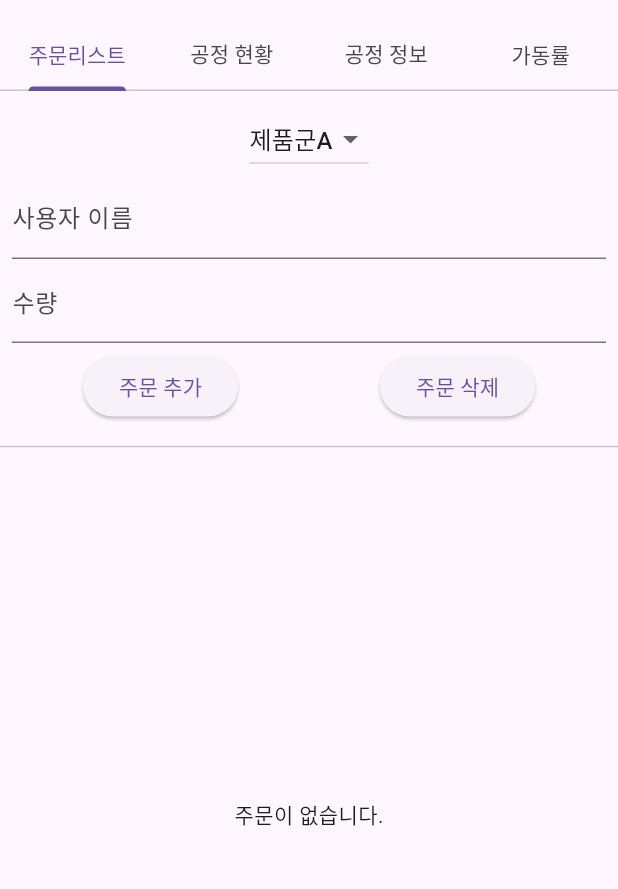
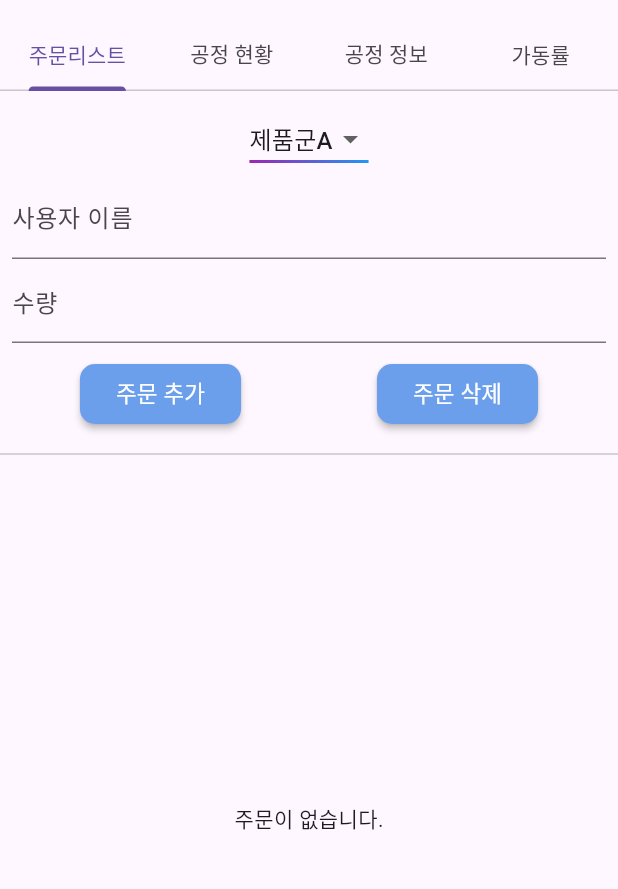
Before and after one commit to HwangOzz/vision_flutter, a Flutter app: the Orderlistpage screen opened directly, on a phone screen of 412 x 824 dp, the part 65-954 px from its top. Run offline on Flutter 3.47's test engine with Material 3 defaults, Android fonts, the phone set to English and light mode, and no system bars; our stand-ins replace cloud_firestore, firebase_core, google_fonts; missing offline and left inert: flutter_mjpeg, mobile_scanner; accounts and stored records are empty.

Commit message:
3.31 중간점검

```diff
--- a/lib/screens/cctvstreamscreen.dart
+++ b/lib/screens/cctvstreamscreen.dart
@@ -8,12 +8,12 @@ class cctvScreen extends StatelessWidget {
   @override
   Widget build(BuildContext context) {
     return Scaffold(
-      backgroundColor: Color.fromARGB(255, 191, 222, 191),
+      backgroundColor: Color.fromARGB(255, 255, 255, 255),
       appBar: PreferredSize(
         preferredSize: Size.fromHeight(90),
         child: Container(
           decoration: BoxDecoration(
-            color: Colors.teal[400],
+            color: const Color.fromARGB(255, 153, 154, 154),
             borderRadius: BorderRadius.only(bottomLeft: Radius.circular(30)),
             boxShadow: [
               BoxShadow(
@@ -89,3 +89,5 @@ class cctvScreen extends StatelessWidget {
     );
   }
 }
+
+//비전카메라 화면도 가져오기 가능할듯? 그러면 실시간 화면으로 이름 바꾸고 위아래로 두개.
--- a/lib/screens/developmentprocess.dart
+++ b/lib/screens/developscreens/developmentprocess.dart
@@ -1,7 +1,7 @@
 import 'package:flutter/material.dart';
 import 'package:vision_flutter/widgets/fullimagepage.dart';
 
-class DevelopmentProcessPage extends StatelessWidget {
+class Wait1ProcessPage extends StatelessWidget {
   final List<String> imageUrls = List.generate(
     12,
     (index) => 'assets/process${index + 1}.png',
@@ -18,7 +18,7 @@ class DevelopmentProcessPage extends StatelessWidget {
 class _PhotoGridPage extends StatelessWidget {
   final List<String> images;
 
-  _PhotoGridPage({required this.images});
+  const _PhotoGridPage({required this.images});
 
   @override
   Widget build(BuildContext context) {
@@ -110,3 +110,5 @@ class _DescriptionPage extends StatelessWidget {
     );
   }
 }
+
+//https://www.youtube.com/watch?v=RLPZzDOPXG4&list=PLEDu8H3ASVFU2tUTAkv8rPAYVR9q-gqod 이거대로 하고 개발 과정 사진 하나씩 넣고 밑에 설명 누르는식 is good
--- a/lib/screens/failImagescreen.dart
+++ b/lib/screens/failImagescreen.dart
@@ -101,12 +101,12 @@ class _failImagescreenState extends State<failImagescreen> {
   @override
   Widget build(BuildContext context) {
     return Scaffold(
-      backgroundColor: Color.fromARGB(255, 191, 222, 191),
+      backgroundColor: Color.fromARGB(255, 255, 255, 255),
       appBar: PreferredSize(
         preferredSize: Size.fromHeight(90),
         child: Container(
           decoration: BoxDecoration(
-            color: Colors.teal[400],
+            color: const Color.fromARGB(255, 153, 154, 154),
             borderRadius: BorderRadius.only(bottomLeft: Radius.circular(30)),
             boxShadow: [
               BoxShadow(
@@ -233,6 +233,7 @@ class _failImagescreenState extends State<failImagescreen> {
             ),
           ),
           SizedBox(height: 20),
+          Divider(),
           Padding(
             padding: const EdgeInsets.symmetric(horizontal: 16.0),
             child: Row(
--- a/lib/screens/homescreen.dart
+++ b/lib/screens/homescreen.dart
@@ -1,6 +1,6 @@
 import 'package:flutter/material.dart';
-import 'package:vision_flutter/screens/developmentprocess.dart';
-import 'package:vision_flutter/screens/orderlistpage.dart';
+import 'package:vision_flutter/screens/developscreens/showpagescreen.dart';
+import 'package:vision_flutter/screens/messcreens/orderlistpage.dart';
 import 'package:vision_flutter/screens/qr_scanner_screen.dart';
 import 'package:vision_flutter/widgets/appbarbutton.dart';
 import 'package:vision_flutter/widgets/boundaryline.dart';
--- a/lib/screens/mainscreen.dart
+++ b/lib/screens/mainscreen.dart
@@ -239,3 +239,6 @@ class Mainscreen extends StatelessWidget {
     );
   }
 }
+
+//중간이 비어보이니까 중간에 이미지 하나 넣고 조원소개하면 사라지게 Bool타입으로 init 넣고
+//조원 소개 넣을때 0으로 변경
--- a/lib/screens/orderlistpage.dart
+++ b/lib/screens/messcreens/orderlistpage.dart
@@ -1,8 +1,8 @@
 import 'package:flutter/material.dart';
 import 'package:cloud_firestore/cloud_firestore.dart';
-import 'package:vision_flutter/messcreens/proccesinfotab.dart';
-import 'package:vision_flutter/messcreens/processdetail.dart';
-import 'package:vision_flutter/messcreens/processpageview.dart';
+import 'package:vision_flutter/screens/messcreens/processinfotab.dart';
+import 'package:vision_flutter/screens/messcreens/processdetail.dart';
+import 'package:vision_flutter/screens/messcreens/processpageview.dart';
 import 'dart:async';
 import 'package:vision_flutter/widgets/remainingtime.dart';
 
@@ -132,6 +132,14 @@ class _OrderlistpageState extends State<Orderlistpage> {
                   child: Column(
                     children: [
                       DropdownButton<String>(
+                        underline: Container(
+                          height: 2,
+                          decoration: BoxDecoration(
+                            gradient: LinearGradient(
+                              colors: [Colors.purple, Colors.blue],
+                            ),
+                          ),
+                        ),
                         value: _selectedProduct,
                         items:
                             ['A', 'B', 'C'].map((value) {
@@ -157,21 +165,65 @@ class _OrderlistpageState extends State<Orderlistpage> {
                         decoration: InputDecoration(labelText: '수량'),
                         keyboardType: TextInputType.number,
                       ),
-                      SizedBox(height: 5),
+                      SizedBox(height: 10),
                       Row(
                         mainAxisAlignment: MainAxisAlignment.spaceAround,
                         children: [
                           ElevatedButton(
+                            style: ButtonStyle(
+                              elevation: WidgetStatePropertyAll(2),
+                              shape: WidgetStatePropertyAll(
+                                RoundedRectangleBorder(
+                                  borderRadius: BorderRadius.all(
+                                    Radius.circular(10),
+                                  ),
+                                ),
+                              ),
+                              backgroundColor: WidgetStatePropertyAll(
+                                const Color.fromARGB(255, 107, 159, 236),
+                              ),
+                              foregroundColor: WidgetStatePropertyAll(
+                                Colors.white,
+                              ),
+                            ),
                             onPressed: _addOrder,
-                            child: Text('주문 추가'),
+                            child: Text(
+                              '주문 추가',
+                              style: TextStyle(
+                                fontSize: 15,
+                                fontWeight: FontWeight.w500,
+                              ),
+                            ),
                           ),
                           ElevatedButton(
+                            style: ButtonStyle(
+                              elevation: WidgetStatePropertyAll(2),
+                              shape: WidgetStatePropertyAll(
+                                RoundedRectangleBorder(
+                                  borderRadius: BorderRadius.all(
+                                    Radius.circular(10),
+                                  ),
+                                ),
+                              ),
+                              backgroundColor: WidgetStatePropertyAll(
+                                const Color.fromARGB(255, 107, 159, 236),
+                              ),
+                              foregroundColor: WidgetStatePropertyAll(
+                                Colors.white,
+                              ),
+                            ),
                             onPressed: () async {
                               final confirm = await showDialog<bool>(
                                 context: context,
                                 builder:
                                     (context) => AlertDialog(
-                                      title: Text('전체 주문 삭제'),
+                                      title: Text(
+                                        '전체 주문 삭제',
+                                        style: TextStyle(
+                                          fontSize: 15,
+                                          fontWeight: FontWeight.w500,
+                                        ),
+                                      ),
                                       content: Text('정말 모든 주문을 삭제할까요?'),
                                       actions: [
                                         TextButton(
@@ -197,7 +249,13 @@ class _OrderlistpageState extends State<Orderlistpage> {
                                 setState(() {});
                               }
                             },
-                            child: Text('주문 삭제'),
+                            child: Text(
+                              '주문 삭제',
+                              style: TextStyle(
+                                fontSize: 15,
+                                fontWeight: FontWeight.w500,
+                              ),
+                            ),
                           ),
                         ],
                       ),
--- a/lib/messcreens/processdetail.dart
+++ b/lib/screens/messcreens/processdetail.dart
@@ -22,6 +22,7 @@ class _ProcessdetailState extends State<Processdetail> {
             Processcircle(progress: 0.4, text1: "로봇2"),
           ],
         ),
+        Divider(),
         SizedBox(height: 20),
         Row(
           mainAxisAlignment: MainAxisAlignment.spaceAround,
@@ -31,6 +32,7 @@ class _ProcessdetailState extends State<Processdetail> {
             Processcircle(progress: 0.4, text1: "저장창고1"),
           ],
         ),
+        Divider(),
         SizedBox(height: 20),
         Row(
           mainAxisAlignment: MainAxisAlignment.spaceAround,
@@ -53,3 +55,4 @@ class _ProcessdetailState extends State<Processdetail> {
 //일단 보여줘야하는거는 로봇3개의 가동률, 저장창고의 적재량, 불량률정도??
 //가동률(%) = (가동 시간 / 총 시간) × 100
 //불량률(%) = (불량품 수량 / 전체 수량) × 100
+//저장률(%) = (적재량 / 적재 가능 수량) × 100
--- a/lib/messcreens/proccesinfotab.dart
+++ b/lib/screens/messcreens/processinfotab.dart
@@ -1,6 +1,7 @@
 import 'package:flutter/material.dart';
 
 class ProcessInfoTab extends StatefulWidget {
+  const ProcessInfoTab({super.key});
   @override
   _ProcessInfoTabState createState() => _ProcessInfoTabState();
 }
@@ -110,3 +111,4 @@ class _ProcessInfoTabState extends State<ProcessInfoTab> {
 
 //아마 지정된 D값마다 시간이 들어갈텐데 0일때 공정시간을 반영하지 않도록해야함.
 //공정 시간정도는 리셋해서 정보를 기입하는것도 나쁘지않을지도??
+//한사이클 공정시간도 넣어야할듯.
--- a/lib/messcreens/processpageview.dart
+++ b/lib/screens/messcreens/processpageview.dart
@@ -76,3 +76,5 @@ class _ProcessSimulationPageState extends State<ProcessSimulationPage> {
 }
 //실제 PLC에서는 M0같은건 한번 켜지고 꺼지니까 한번 켜지면 현재 공정률에 반영하게해야함.
 //그리고 마지막에 끝나는 신호가 들어오면 다 초기화해야함.
+//상태를 대기중으로 보여주는것보다 작동중인 장치의 이름을 보여주는것도 나쁘지않을듯
+//자세한 화면으로 현재 공정보여주기?? not bad <- 아예 새로운창? 아니면 현재창에서 뒷배경흐리게?
```
Also changed, not shown: lib/model/location.dart (added, +27 -0 lines), lib/screens/developscreens/showpagescreen.dart (added, +60 -0 lines), lib/screens/plc_control_screen.dart (+22 -6 lines), lib/widgets/developwidgets/expandedcontentwidget.dart (added, +102 -0 lines), lib/widgets/developwidgets/imagewidget.dart (added, +56 -0 lines), lib/widgets/developwidgets/latlongwidget.dart (added, +19 -0 lines), lib/widgets/developwidgets/locationwidget.dart (added, +57 -0 lines), lib/widgets/developwidgets/starswidget.dart (added, +15 -0 lines), 1 other file.
